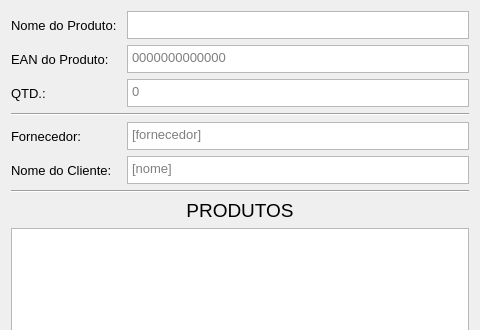
Above: wobuy.ui from miguelpafume/Stox before the change; both pictures show x 0 to 480 and y 0 to 330 of the 480 by 720 pixel window. Below: the same form after it.
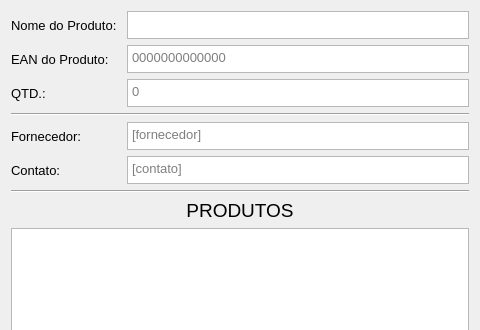
That is the form after the change. Icons and pictures are not drawn.

The edit to the form file:
```diff
--- a/wobuy.ui
+++ b/wobuy.ui
@@ -104,7 +104,7 @@
       <bool>true</bool>
      </property>
      <property name="placeholderText">
-      <string>[nome]</string>
+      <string>[contato]</string>
      </property>
     </widget>
    </item>
@@ -300,7 +300,7 @@
       </font>
      </property>
      <property name="text">
-      <string>Nome do Cliente:</string>
+      <string>Contato:</string>
      </property>
     </widget>
    </item>
```
